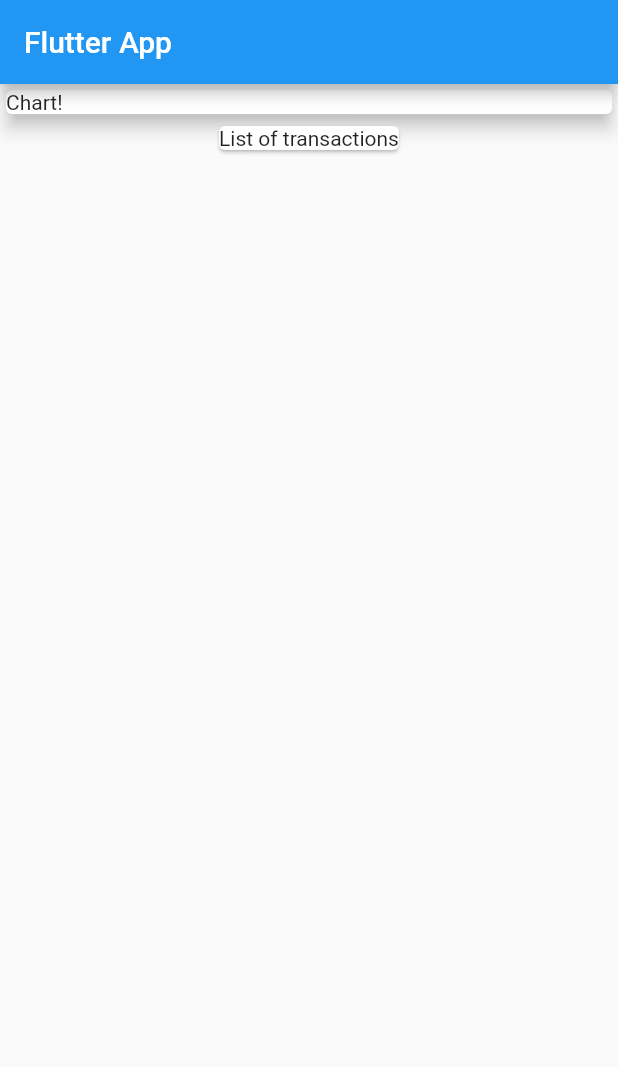
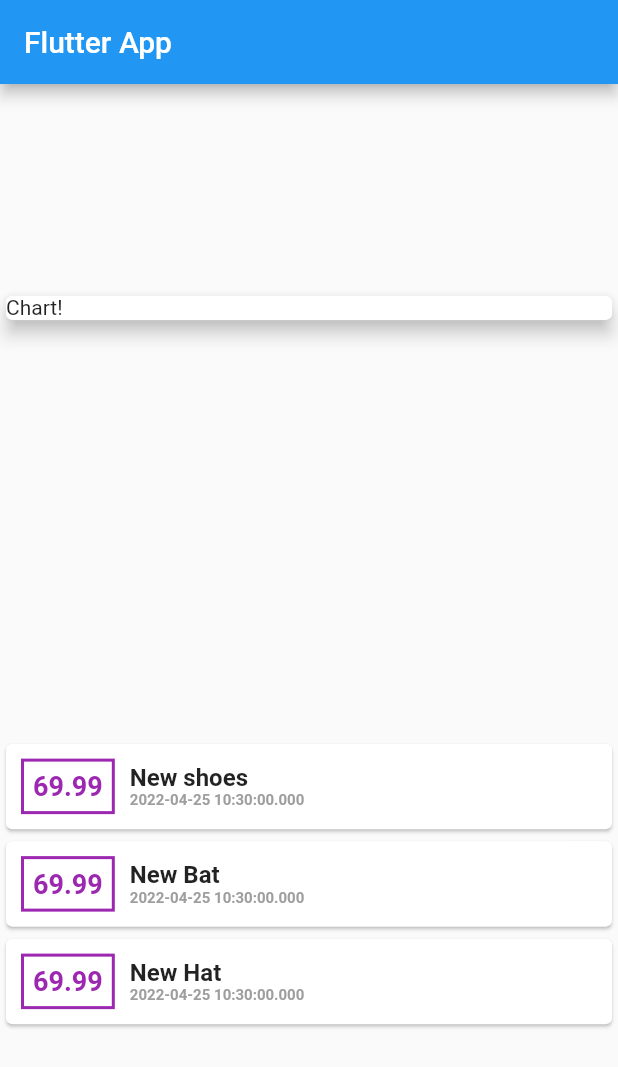
Before and after one commit to Hussain-7/Flutter_personal_expense_app, a Flutter app: the screen it shows after launch, on a phone screen of 412 x 824 dp. Shown: the top 1067 px of the screen. Run offline on Flutter 3.47's test engine with Material 2 defaults, Android fonts, the phone set to English and light mode, and no system bars.

Commit message:
transactions part styled

```diff
--- a/lib/main.dart
+++ b/lib/main.dart
@@ -44,7 +44,8 @@ class MyHomePage extends StatelessWidget {
     return Scaffold(
         appBar: AppBar(title: Text('Flutter App')),
         body: Column(
-            mainAxisAlignment: MainAxisAlignment.start,
+            mainAxisAlignment: MainAxisAlignment.spaceAround,
+            crossAxisAlignment: CrossAxisAlignment.stretch,
             children: <Widget>[
               Container(
                 width: double.infinity,
@@ -53,8 +54,40 @@ class MyHomePage extends StatelessWidget {
                   elevation: 5,
                 ),
               ),
-              Card(
-                child: Text('List of transactions'),
+              Column(
+                children: transaction.map((tx) {
+                  return Card(
+                      child: Row(children: <Widget>[
+                    Container(
+                        margin: EdgeInsets.all(10),
+                        padding: EdgeInsets.all(6),
+                        decoration: BoxDecoration(
+                            border: Border.all(
+                                color: Colors.purple,
+                                width: 2,
+                                style: BorderStyle.solid)),
+                        child: Text("${tx.amount}",
+                            style: TextStyle(
+                                fontWeight: FontWeight.bold,
+                                fontSize: 18,
+                                color: Colors.purple))),
+                    Column(
+                      crossAxisAlignment: CrossAxisAlignment.start,
+                      children: <Widget>[
+                        Text(tx.title,
+                            style: TextStyle(
+                              fontSize: 16,
+                              fontWeight: FontWeight.bold,
+                            )),
+                        Text(tx.date.toString(),
+                            style: TextStyle(
+                                fontSize: 10,
+                                fontWeight: FontWeight.bold,
+                                color: Colors.grey))
+                      ],
+                    ),
+                  ]));
+                }).toList(),
               ),
             ]));
   }
```
